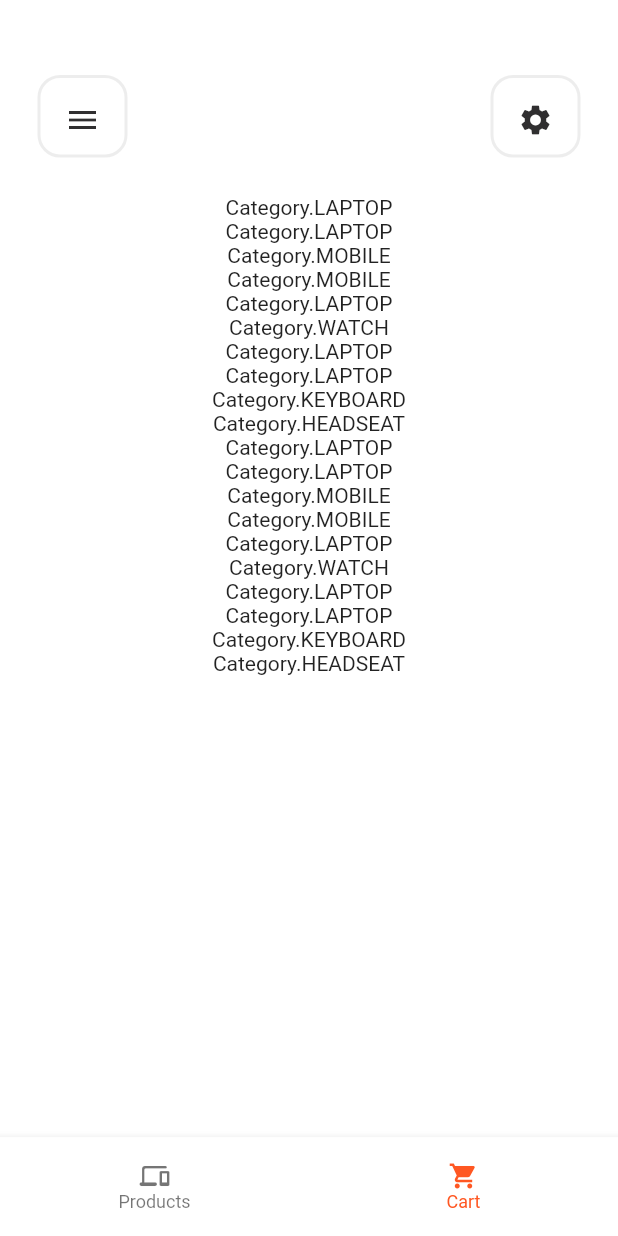
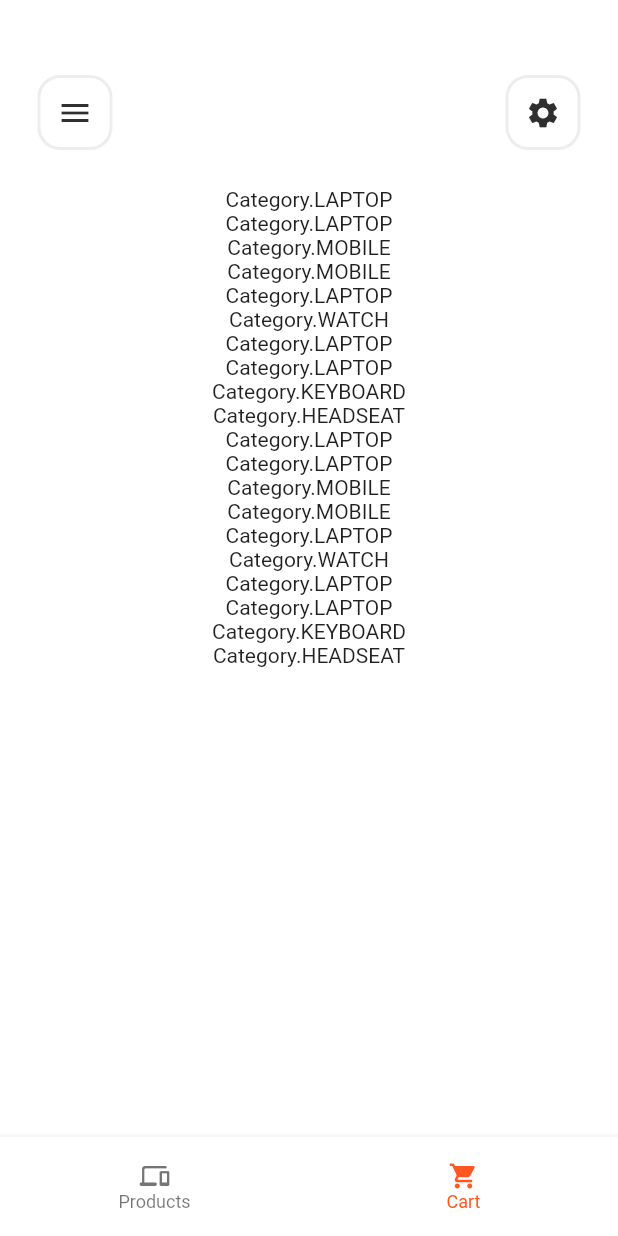
Before and after one commit to Rajan66/EShop, a Flutter app: the screen it shows once a user with an empty profile is signed in, item 2 of the bottom bar chosen, on a phone screen of 412 x 824 dp. Run offline on Flutter 3.47's test engine with Material 2 defaults, Android fonts, the phone set to English and light mode, and no system bars; our stand-ins replace firebase_auth, firebase_core, font_awesome_flutter, google_sign_in; accounts and stored records are empty; network calls fail.

Commit message:
Update: Minor changes

```diff
--- a/lib/config/custom/border_box.dart
+++ b/lib/config/custom/border_box.dart
@@ -23,7 +23,7 @@ class BorderBox extends StatelessWidget {
             color: COLOR_WHITE,
             borderRadius: BorderRadius.all(Radius.circular(15.0)),
             border: Border.all(color: COLOR_GREY.withAlpha(40), width: 2)),
-        padding: padding ?? const EdgeInsets.all(8.0),
+        padding: padding ?? const EdgeInsets.all(0.0),
         child: Center(child: child));
   }
 }
--- a/lib/widget/home_screen_widgets/components.dart
+++ b/lib/widget/home_screen_widgets/components.dart
@@ -50,8 +50,8 @@ class _ComponentsState extends State<Components> {
                         mainAxisAlignment: MainAxisAlignment.spaceBetween,
                         children: [
                           BorderBox(
-                            height: 55,
-                            width: 60,
+                            height: 50,
+                            width: 50,
                             child: IconButton(
                               icon: Icon(Icons.menu, color: COLOR_BLACK),
                               onPressed: () {
@@ -60,8 +60,8 @@ class _ComponentsState extends State<Components> {
                             ),
                           ),
                           BorderBox(
-                            height: 55,
-                            width: 60,
+                            height: 50,
+                            width: 50,
                             child: IconButton(
                               icon: Icon(Icons.settings, color: COLOR_BLACK),
                               onPressed: null,
```
Also changed, not shown: lib/widget/home_screen_widgets/cart.dart (added).
